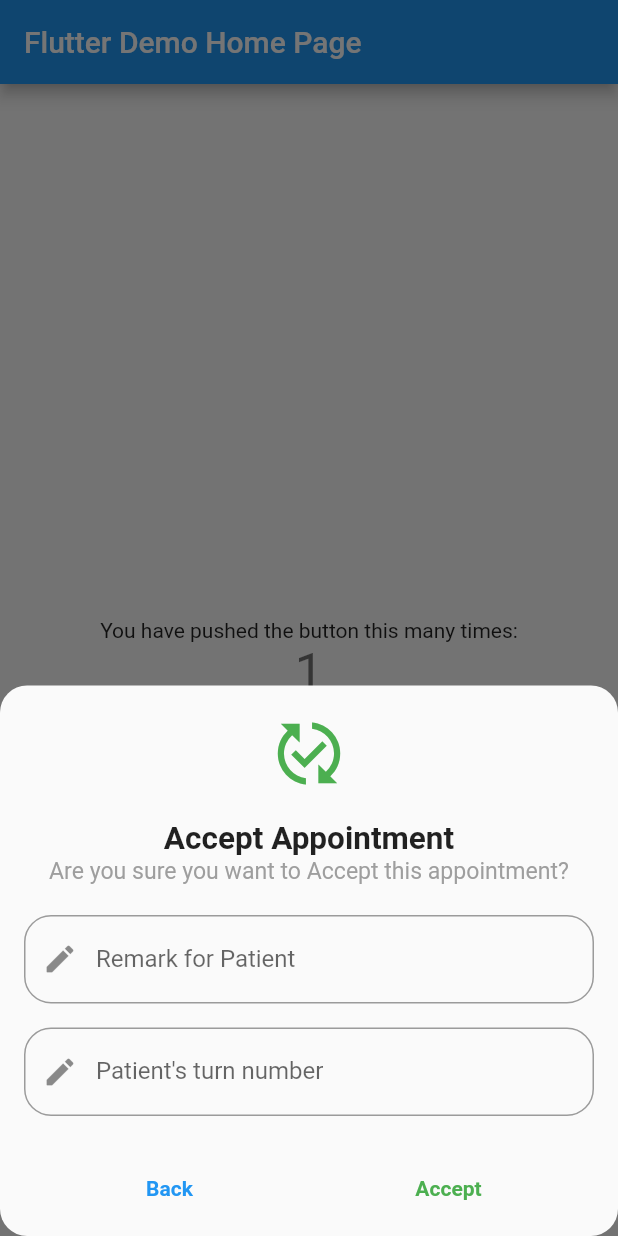
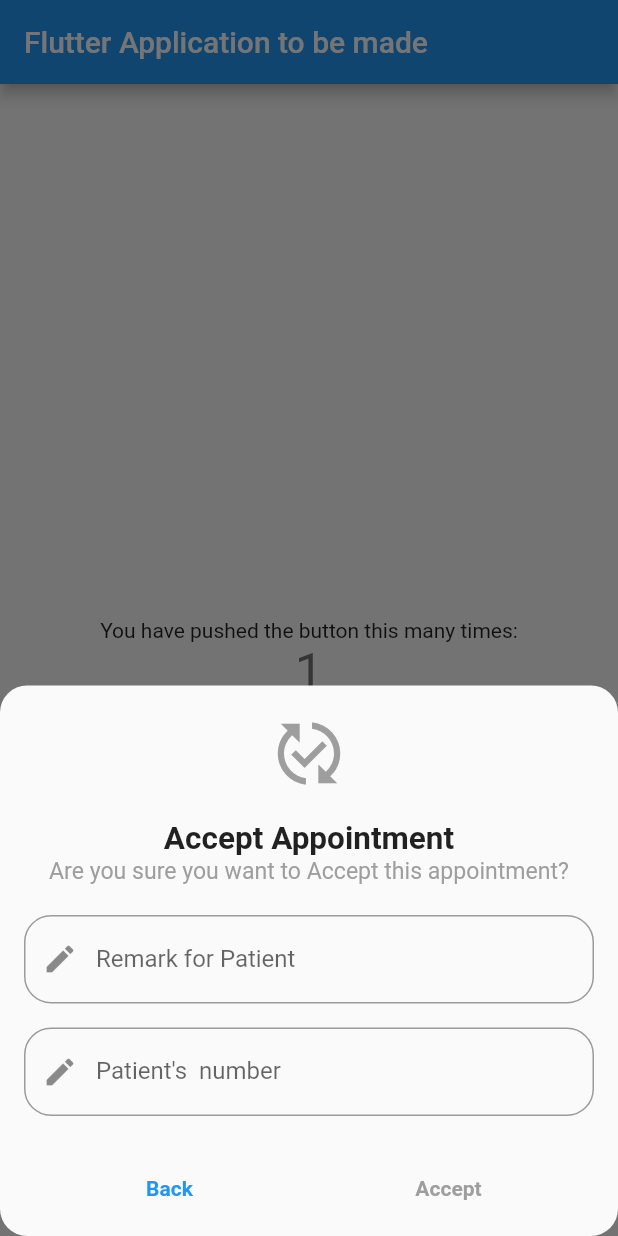
Before and after one commit to mohesu/utils, a Flutter app: the MyHomePage screen opened directly, after a tap on the "add" icon, on a phone screen of 412 x 824 dp. Run offline on Flutter 3.47's test engine with Material 2 defaults, Android fonts, the phone set to English and light mode, and no system bars; our stand-ins replace flutter_image_compress, font_awesome_flutter, google_fonts, image_picker, logger, lottie and 3 more; missing offline and left inert: loading_icon_button.

Commit message:
Update main.dart

```diff
--- a/example/lib/main.dart
+++ b/example/lib/main.dart
@@ -25,7 +25,7 @@ class MyApp extends StatelessWidget {
         // is not restarted.
         primarySwatch: Colors.blue,
       ),
-      home: const MyHomePage(title: 'Flutter Demo Home Page'),
+      home: const MyHomePage(title: 'Flutter Application to be made'),
     );
   }
 }
@@ -72,14 +72,14 @@ class _MyHomePageState extends State<MyHomePage> {
           title: "appointment.name.toTitleCase()",
           subtitle: "appointment.email",
           buttonText: 'Accept',
-          buttonColor: Colors.green,
+          buttonColor: Colors.grey,
           onUpdate: () async {},
           child: Column(
             children: [
               TextField(
                 decoration: inputDecoration(
                   context,
-                  hintText: "Any Special note for patient?",
+                  hintText: " notes for patient?",
                   labelText: "Remark for Patient",
                   hintMaxLines: 3900,
                 ),
@@ -91,8 +91,8 @@ class _MyHomePageState extends State<MyHomePage> {
               TextField(
                 decoration: inputDecoration(
                   context,
-                  hintText: 'Enter assigned number',
-                  labelText: 'Patient\'s turn number',
+                  hintText: 'Enter  number',
+                  labelText: 'Patient\'s  number',
                 ),
               ),
             ],
@@ -148,7 +148,7 @@ class _MyHomePageState extends State<MyHomePage> {
       ),
       floatingActionButton: FloatingActionButton(
         onPressed: _incrementCounter,
-        tooltip: 'Increment',
+        tooltip: 'Imcreased',
         child: const Icon(Icons.add),
       ), // This trailing comma makes auto-formatting nicer for build methods.
     );
```
